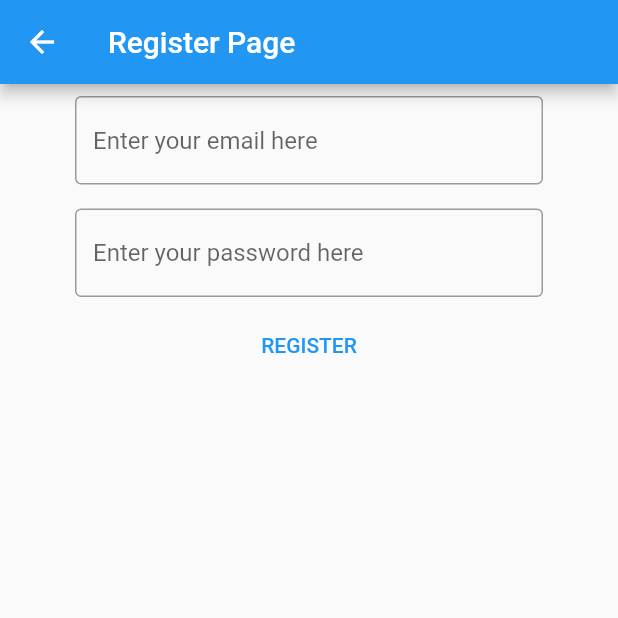
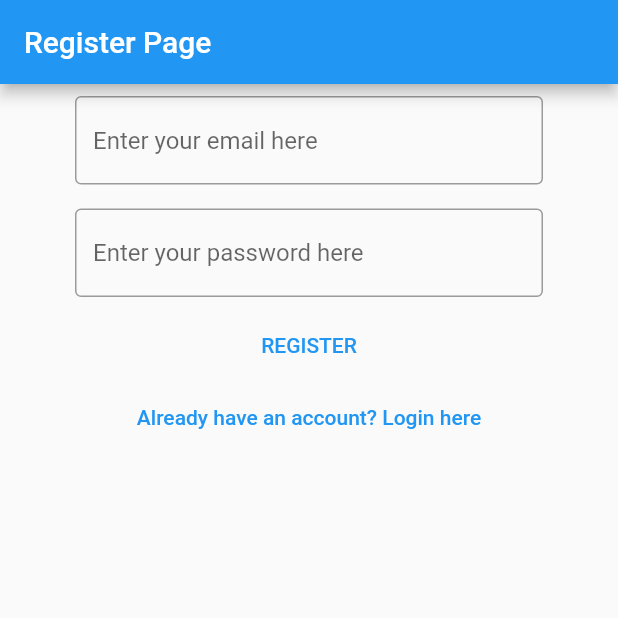
Before and after one commit to husseinalasfar/mynotes-project, a Flutter app: the RegisterView screen opened directly, on a phone screen of 412 x 824 dp, the top half of it. Run offline on Flutter 3.47's test engine with Material 2 defaults, Android fonts, the phone set to English and light mode, and no system bars; our stand-ins replace firebase_auth, firebase_core; accounts and stored records are empty.

Commit message:
second upload

```diff
--- a/lib/views/register_view.dart
+++ b/lib/views/register_view.dart
@@ -1,7 +1,5 @@
 import 'package:flutter/material.dart';
 import 'package:firebase_auth/firebase_auth.dart';
-import 'package:firebase_core/firebase_core.dart';
-import '../firebase_options.dart';
 
 class RegisterView extends StatefulWidget {
   const RegisterView({Key? key}) : super(key: key);
@@ -32,20 +30,12 @@ class _RegisterViewState extends State<RegisterView> {
   Widget build(BuildContext context) {
     return Scaffold(
       appBar: AppBar(
-          title: const Text(
-        "Register Page",
-      )),
-      body: FutureBuilder(
-        future: Firebase.initializeApp(
-            options: DefaultFirebaseOptions.currentPlatform),
-        builder: (context, snapshot) {
-          switch (snapshot.connectionState) {
-            case ConnectionState.done:
-              return Column(
+        title: const Text('Register Page'),
+      ),
+      body: Column(
         children: [
           Padding(
-                    padding:
-                        const EdgeInsets.symmetric(horizontal: 50, vertical: 8),
+            padding: const EdgeInsets.symmetric(horizontal: 50, vertical: 8),
             child: TextFormField(
               controller: _email,
               autocorrect: false,
@@ -57,8 +47,7 @@ class _RegisterViewState extends State<RegisterView> {
             ),
           ),
           Padding(
-                    padding:
-                        const EdgeInsets.symmetric(horizontal: 50, vertical: 8),
+            padding: const EdgeInsets.symmetric(horizontal: 50, vertical: 8),
             child: TextFormField(
               controller: _password,
               obscureText: true,
@@ -74,8 +63,7 @@ class _RegisterViewState extends State<RegisterView> {
                 try {
                   var userCredential = await FirebaseAuth.instance
                       .createUserWithEmailAndPassword(
-                                  email: _email!.text,
-                                  password: _password!.text);
+                          email: _email!.text, password: _password!.text);
                   print(userCredential);
                 } on FirebaseAuthException catch (e) {
                   if (e.code == 'weak-password') {
@@ -88,12 +76,13 @@ class _RegisterViewState extends State<RegisterView> {
                 }
               },
               child: const Text("REGISTER")),
+          TextButton(
+              onPressed: () {
+                Navigator.of(context)
+                    .pushNamedAndRemoveUntil('/login/', (route) => false);
+              },
+              child: const Text('Already have an account? Login here'))
         ],
-              );
-            default:
-              return const Text('loading...');
-          }
-        },
       ),
     );
   }
```
Also changed, not shown: lib/main.dart (+15 -11 lines), lib/views/login_view.dart (+12 -23 lines), lib/views/verfiy_email_view.dart (added, +35 -0 lines). Lines whose indentation alone changed are shown as unchanged.
